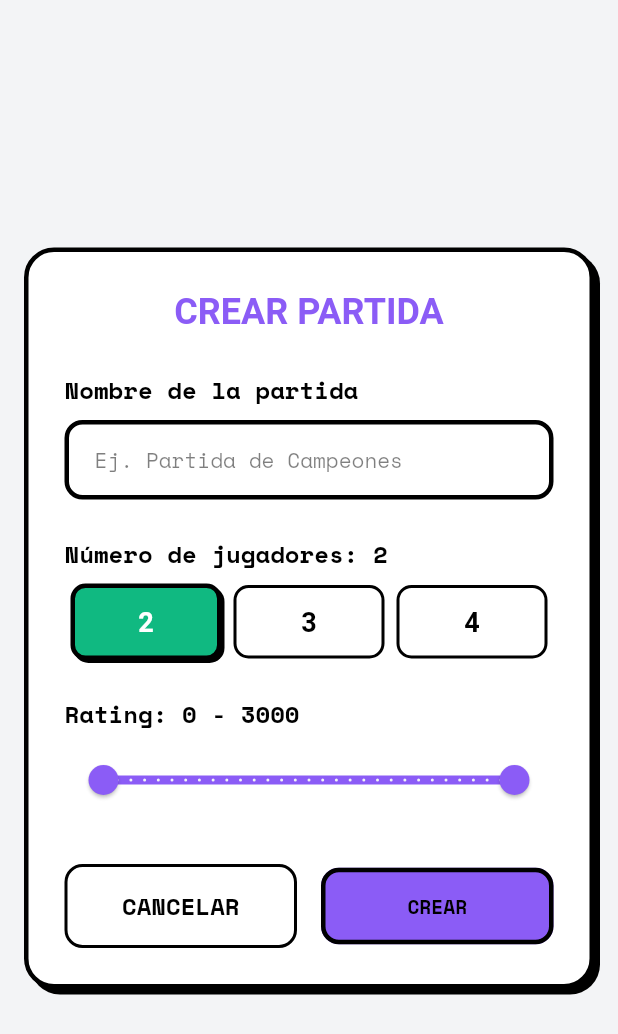
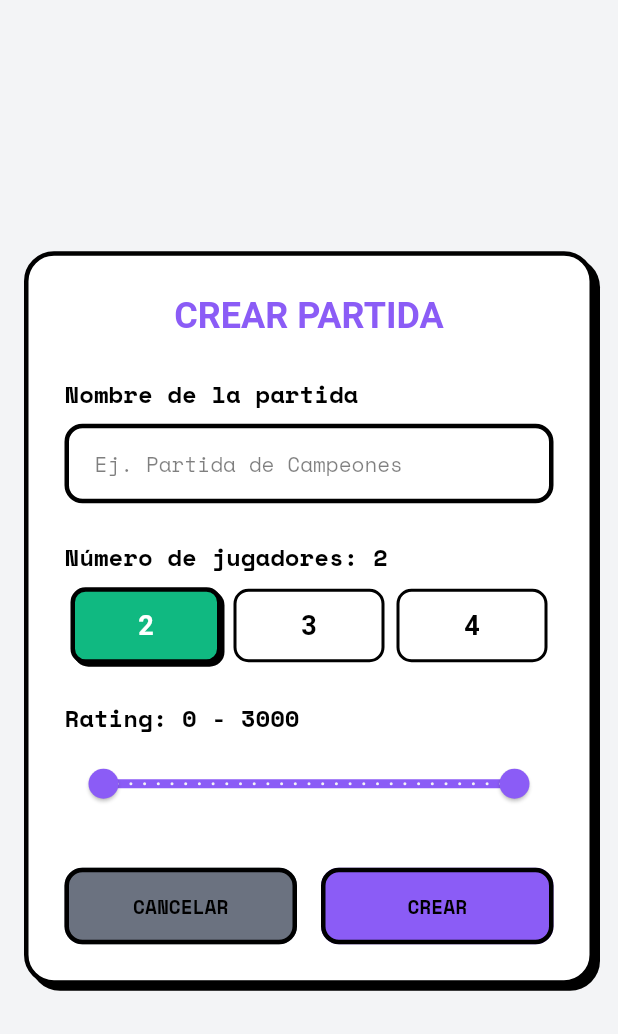
Before and after one commit to undy27/ClonacionFlutter0, a Flutter app: the CreateGameDialog widget shown alone on an empty page, opened directly with empty values, on a phone screen of 412 x 824 dp. Shown: the top 1034 px of the screen. Run offline on Flutter 3.47's test engine with Material 3 defaults, Android fonts, the phone set to English and light mode, and no system bars; our stand-ins replace animate_do, audioplayers, flutter_svg, shared_preferences, supabase_flutter; missing offline and left inert: postgres; accounts and stored records are empty; network calls fail; Roboto replaces fonts that are missing (LexendMega); project files that could hold a hidden picture were left out.

Commit message:
Fix cancel button style in create game dialog
- Replaced TextButton with CustomButton for CANCELAR button
- Uses AppTheme.textSecondary color (gray)
- Now matches neo-brutalist style of the rest of the app
- Consistent with CREAR button styling

```diff
--- a/src/lib/widgets/create_game_dialog.dart
+++ b/src/lib/widgets/create_game_dialog.dart
@@ -158,22 +158,10 @@ class _CreateGameDialogState extends State<CreateGameDialog> {
                 Row(
                   children: [
                     Expanded(
-                      child: TextButton(
+                      child: CustomButton(
+                        text: "CANCELAR",
+                        color: AppTheme.textSecondary,
                         onPressed: () => Navigator.pop(context),
-                        style: TextButton.styleFrom(
-                          padding: const EdgeInsets.symmetric(vertical: 16),
-                          shape: RoundedRectangleBorder(
-                            borderRadius: BorderRadius.circular(12),
-                            side: BorderSide(
-                              color: isDark ? AppTheme.darkBorder : AppTheme.border,
-                              width: 2
-                            ),
-                          ),
-                        ),
-                        child: Text(
-                          "CANCELAR",
-                          style: Theme.of(context).textTheme.bodyLarge,
-                        ),
                       ),
                     ),
                     const SizedBox(width: 16),
```
